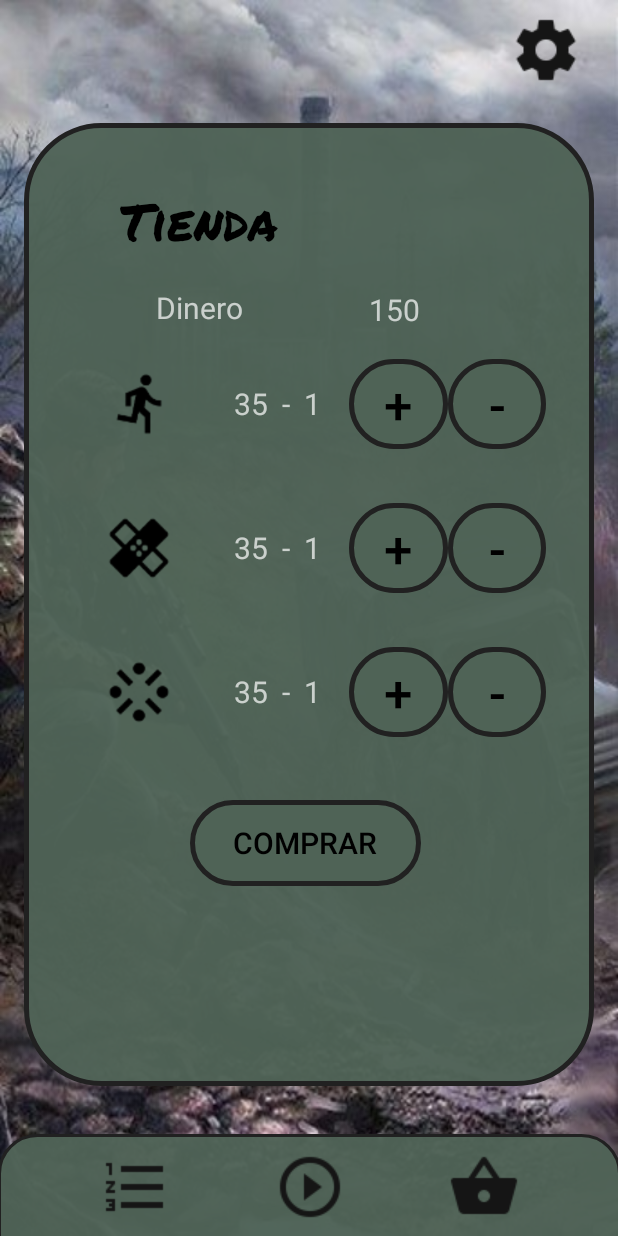
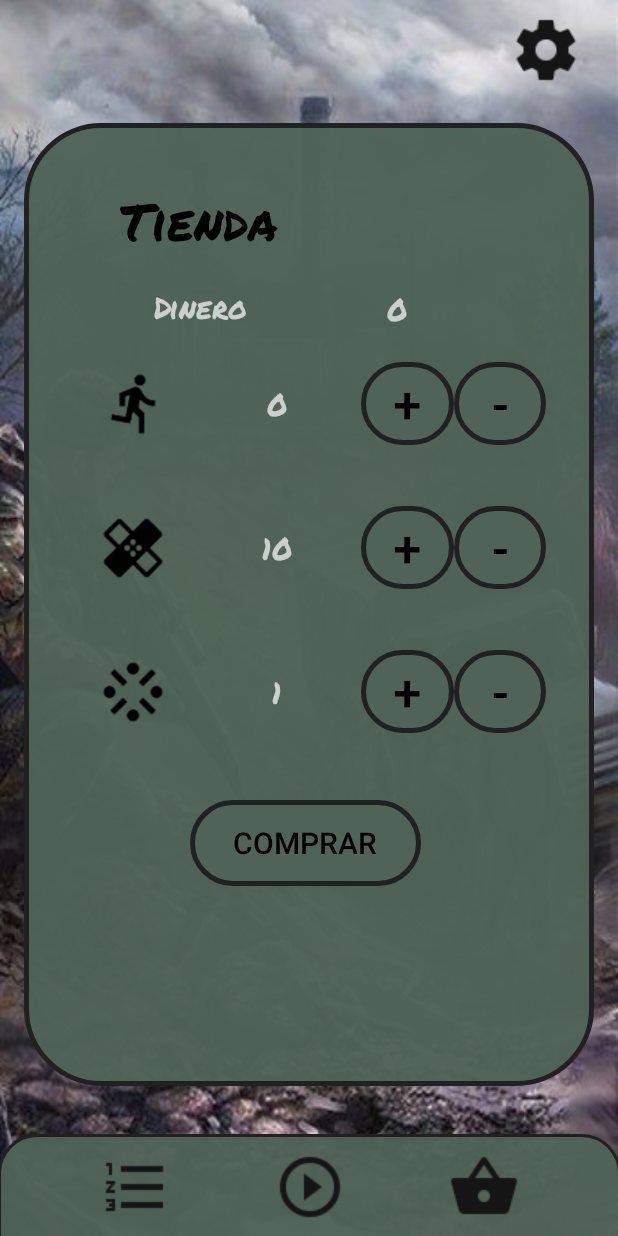
Before and after one commit to Chaffops/LaUltimaEsperanza, an Android app: the fragment FragmentTienda placed in its activity, on a phone screen of 412 x 824 dp. Run offline under Robolectric (Android 15) with nearby library versions, the phone set to English and light mode, and no system bars.

Commit message:
ir pa casa

```diff
--- a/app/src/main/java/com/example/laultimaesperanza/pantallasYvistas/FragmentTienda.java
+++ b/app/src/main/java/com/example/laultimaesperanza/pantallasYvistas/FragmentTienda.java
@@ -1,5 +1,8 @@
 package com.example.laultimaesperanza.pantallasYvistas;
 
+import android.app.AlertDialog;
+import android.content.DialogInterface;
+import android.graphics.Color;
 import android.os.Bundle;
 
 import androidx.fragment.app.Fragment;
@@ -7,6 +10,7 @@ import androidx.fragment.app.Fragment;
 import android.view.LayoutInflater;
 import android.view.View;
 import android.view.ViewGroup;
+import android.widget.Button;
 import android.widget.TextView;
 
 import com.example.laultimaesperanza.R;
@@ -19,6 +23,11 @@ public class FragmentTienda extends Fragment {
 
     private String mParam1;
     private String mParam2;
+
+    TextView labelDinero;
+    TextView labelVelocidad;
+    TextView labelCurar;
+    TextView labelDaño;
 
     public FragmentTienda() {
     }
@@ -39,32 +48,121 @@ public class FragmentTienda extends Fragment {
             mParam1 = getArguments().getString(ARG_PARAM1);
             mParam2 = getArguments().getString(ARG_PARAM2);
         }
-
-        TextView labelDinero = getView().findViewById(R.id.labelLoqueTengo);
-        TextView labelVelocidad = getView().findViewById(R.id.labelVelocidad);
-        TextView labelCurar = getView().findViewById(R.id.labelCurar);
-        TextView labelDaño = getView().findViewById(R.id.labelDaño);
-
-        Controlador control = new Controlador(getContext());
-        Object[] info = control.recibirInfoJuego();
-
-        if (info != null) {
-            labelDinero.setText((CharSequence) info[4]);
-            labelVelocidad.setText((CharSequence) info[0]);
-            labelCurar.setText((CharSequence) info[1]);
-            labelDaño.setText((CharSequence) info[2]);
-        } else {
-            labelDinero.setText("0");
-            labelVelocidad.setText("0");
-            labelCurar.setText("0");
-            labelDaño.setText("0");
-        }
     }
 
     @Override
     public View onCreateView(LayoutInflater inflater, ViewGroup container,
                              Bundle savedInstanceState) {
-        // Inflate the layout for this fragment
-        return inflater.inflate(R.layout.fragment_tienda, container, false);
+
+        View view = inflater.inflate(R.layout.fragment_tienda, container, false);
+        labelDinero = view.findViewById(R.id.labelLoqueTengo);
+        labelVelocidad = view.findViewById(R.id.labelVelocidad);
+        labelCurar = view.findViewById(R.id.labelCurar);
+        labelDaño = view.findViewById(R.id.labelDaño);
+
+        int dineroGastado = 0;
+        int precioCorrer = 60, precioCurar = 10, precioDaño = 40;
+
+        Controlador control = new Controlador(getContext());
+        Object[] info = control.recibirInfoJuego();
+
+
+        if (info != null) {
+            labelDinero.setText(String.valueOf(info[4]));
+            int numVel = ((float) info[0] == 0.0) ? 1 : ((float) info[0] == 0.25) ? 2 : ((float) info[0] == 0.50) ? 3 : ((float) info[0] == 0.75) ? 4 : ((float) info[0] == 1.0) ? 5 : 6;
+            labelVelocidad.setText(String.valueOf(precioCorrer) + "$ - " + numVel + "/5");
+            labelCurar.setText(String.valueOf(precioCurar) + "$ - " + String.valueOf(info[1]) + "/10");
+            labelDaño.setText(String.valueOf(precioDaño) + "$ - " + String.valueOf(info[2]) + "/5");
+        } else {
+            labelDinero.setText("0");
+            labelVelocidad.setText("0");
+            labelCurar.setText("10");
+            labelDaño.setText("1");
+        }
+
+
+        Button btnComprar = view.findViewById(R.id.idComprar);
+        btnComprar.setOnClickListener(new View.OnClickListener() {
+            @Override
+            public void onClick(View view) {
+                AlertDialog.Builder dialogo = new AlertDialog.Builder(getActivity());
+                dialogo.setMessage("¿Seguro que desea realizar la compra?")
+                        .setCancelable(false)
+                        .setPositiveButton("Si", new DialogInterface.OnClickListener() {
+                            @Override
+                            public void onClick(DialogInterface dialogInterface, int i) {
+
+                            }
+                        })
+                        .setNegativeButton("No", new DialogInterface.OnClickListener() {
+                            @Override
+                            public void onClick(DialogInterface dialogInterface, int i) {
+
+                            }
+                        });
+                AlertDialog seguro = dialogo.create();
+                seguro.setTitle("Alerta");
+                seguro.show();
+
+            }
+        });
+
+
+        Button btnCorrerMas = view.findViewById(R.id.btnCorrerMas);
+        btnCorrerMas.setOnClickListener(new View.OnClickListener() {
+            @Override
+            public void onClick(View view) {
+
+                labelDinero.setTextColor(Color.RED);
+            }
+        });
+
+        Button btnCorrerMenos = view.findViewById(R.id.btnCorrerMenos);
+        btnCorrerMenos.setOnClickListener(new View.OnClickListener() {
+            @Override
+            public void onClick(View view) {
+                System.out.println("aaaaaaaaaaaaaaaaaaaaaaaaaaaaaaaaaaaaaaaaaaaaa");
+
+            }
+        });
+
+        Button btnCurarMas = view.findViewById(R.id.btnCurarMas);
+        btnCurarMas.setOnClickListener(new View.OnClickListener() {
+            @Override
+            public void onClick(View view) {
+                System.out.println("aaaaaaaaaaaaaaaaaaaaaaaaaaaaaaaaaaaaaaaaaaaaa");
+                labelDinero.setTextColor(Color.RED);
+
+            }
+        });
+        Button btnCurarMenos = view.findViewById(R.id.btnCurarMenos);
+        btnCurarMenos.setOnClickListener(new View.OnClickListener() {
+            @Override
+            public void onClick(View view) {
+                System.out.println("aaaaaaaaaaaaaaaaaaaaaaaaaaaaaaaaaaaaaaaaaaaaa");
+
+            }
+        });
+
+        Button btnDañoMas = view.findViewById(R.id.btnDañoMas);
+        btnDañoMas.setOnClickListener(new View.OnClickListener() {
+            @Override
+            public void onClick(View view) {
+                System.out.println("aaaaaaaaaaaaaaaaaaaaaaaaaaaaaaaaaaaaaaaaaaaaa");
+                labelDinero.setTextColor(Color.RED);
+
+            }
+        });
+        Button btnDañoMenos = view.findViewById(R.id.btnDañoMenos);
+        btnDañoMenos.setOnClickListener(new View.OnClickListener() {
+            @Override
+            public void onClick(View view) {
+                System.out.println("aaaaaaaaaaaaaaaaaaaaaaaaaaaaaaaaaaaaaaaaaaaaa");
+
+            }
+        });
+
+        return view;
     }
+
 }
--- a/app/src/main/res/layout/fragment_tienda.xml
+++ b/app/src/main/res/layout/fragment_tienda.xml
@@ -78,9 +78,10 @@
 
                 <TextView
                     android:id="@+id/labelCurar"
-                    android:layout_width="7dp"
+                    android:layout_width="31dp"
                     android:layout_height="match_parent"
                     android:layout_weight="1"
+                    android:fontFamily="@font/permanent_marker"
                     android:gravity="center"
                     android:text="35  -  1"
                     android:textSize="20sp" />
@@ -93,9 +94,9 @@
                     android:orientation="horizontal">
 
                     <Button
-                        android:id="@+id/btnCorrer"
+                        android:id="@+id/btnCurarMas"
                         android:layout_width="match_parent"
-                        android:layout_height="60dp"
+                        android:layout_height="55dp"
                         android:layout_weight="1"
                         android:background="@drawable/btnemp"
                         android:text="+"
@@ -103,9 +104,9 @@
                         android:textSize="34sp" />
 
                     <Button
-                        android:id="@+id/btnCorrer2"
+                        android:id="@+id/btnCurarMenos"
                         android:layout_width="match_parent"
-                        android:layout_height="60dp"
+                        android:layout_height="55dp"
                         android:layout_weight="1"
                         android:background="@drawable/btnemp"
                         android:text="-"
@@ -137,9 +138,10 @@
 
                 <TextView
                     android:id="@+id/labelVelocidad"
-                    android:layout_width="7dp"
+                    android:layout_width="31dp"
                     android:layout_height="match_parent"
                     android:layout_weight="1"
+                    android:fontFamily="@font/permanent_marker"
                     android:gravity="center"
                     android:text="35  -  1"
                     android:textSize="20sp" />
@@ -152,9 +154,9 @@
                     android:orientation="horizontal">
 
                     <Button
-                        android:id="@+id/btnCorrer"
+                        android:id="@+id/btnCorrerMas"
                         android:layout_width="match_parent"
-                        android:layout_height="60dp"
+                        android:layout_height="55dp"
                         android:layout_weight="1"
                         android:background="@drawable/btnemp"
                         android:text="+"
@@ -162,9 +164,9 @@
                         android:textSize="34sp" />
 
                     <Button
-                        android:id="@+id/btnCorrer2"
+                        android:id="@+id/btnCorrerMenos"
                         android:layout_width="match_parent"
-                        android:layout_height="60dp"
+                        android:layout_height="55dp"
                         android:layout_weight="1"
                         android:background="@drawable/btnemp"
                         android:text="-"
@@ -192,9 +194,10 @@
 
                 <TextView
                     android:id="@+id/labelDaño"
-                    android:layout_width="7dp"
+                    android:layout_width="31dp"
                     android:layout_height="match_parent"
                     android:layout_weight="1"
+                    android:fontFamily="@font/permanent_marker"
                     android:gravity="center"
                     android:text="35  -  1"
                     android:textSize="20sp" />
@@ -207,9 +210,9 @@
                     android:orientation="horizontal">
 
                     <Button
-                        android:id="@+id/btnCorrer"
+                        android:id="@+id/btnDañoMas"
                         android:layout_width="match_parent"
-                        android:layout_height="60dp"
+                        android:layout_height="55dp"
                         android:layout_weight="1"
                         android:background="@drawable/btnemp"
                         android:text="+"
@@ -217,9 +220,9 @@
                         android:textSize="34sp" />
 
                     <Button
-                        android:id="@+id/btnCorrer2"
+                        android:id="@+id/btnDañoMenos"
                         android:layout_width="match_parent"
-                        android:layout_height="60dp"
+                        android:layout_height="55dp"
                         android:layout_weight="1"
                         android:background="@drawable/btnemp"
                         android:text="-"
@@ -247,6 +250,7 @@
                 android:id="@+id/labelDinero"
                 android:layout_width="wrap_content"
                 android:layout_height="wrap_content"
+                android:fontFamily="@font/permanent_marker"
                 android:text="Dinero"
                 android:textSize="20sp"
                 app:layout_constraintBottom_toTopOf="@+id/linearLayout5"
@@ -262,6 +266,7 @@
                 android:layout_height="wrap_content"
                 android:layout_marginTop="15dp"
                 android:layout_marginBottom="14dp"
+                android:fontFamily="@font/permanent_marker"
                 android:text="150"
                 android:textSize="20sp"
                 app:layout_constraintBottom_toTopOf="@+id/linearLayout5"
```
